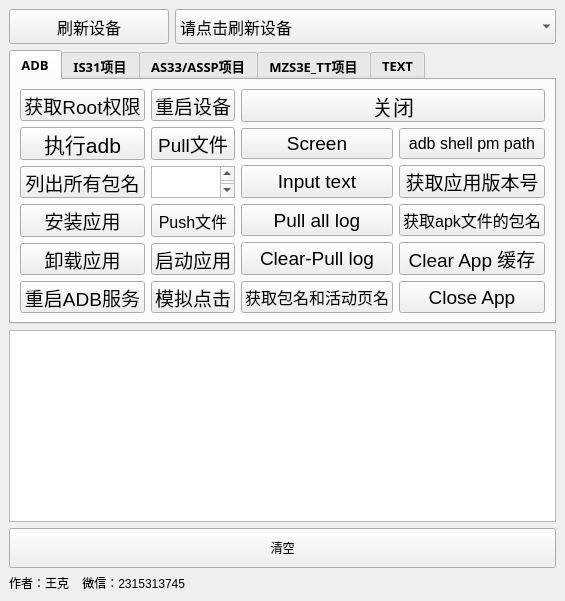
wangke956/ADBTools, file adbtool.ui: the form before one commit.
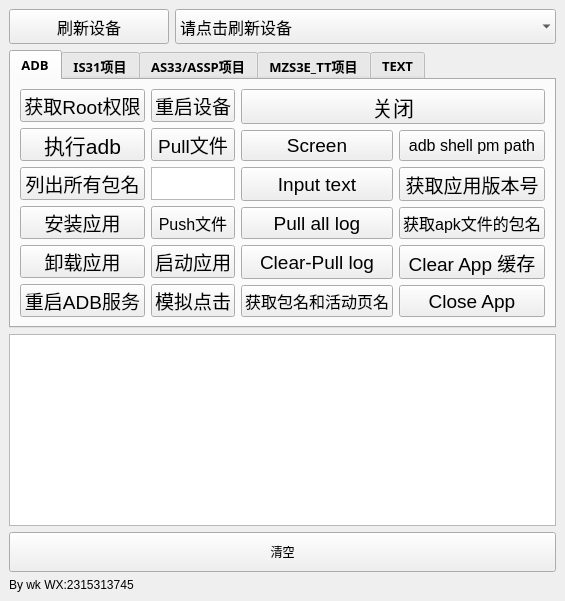
The form after the commit.

Patch:
```diff
--- a/adbtool.ui
+++ b/adbtool.ui
@@ -1269,7 +1269,7 @@
        </size>
       </property>
       <property name="text">
-       <string>作者：王克    微信：2315313745</string>
+       <string>By wk WX:2315313745</string>
       </property>
      </widget>
     </item>
```
